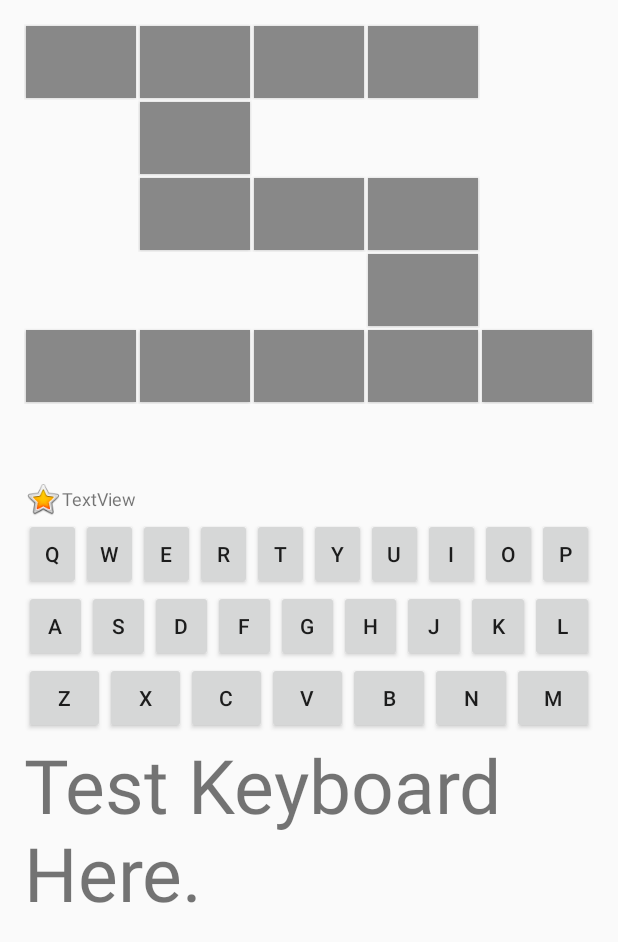
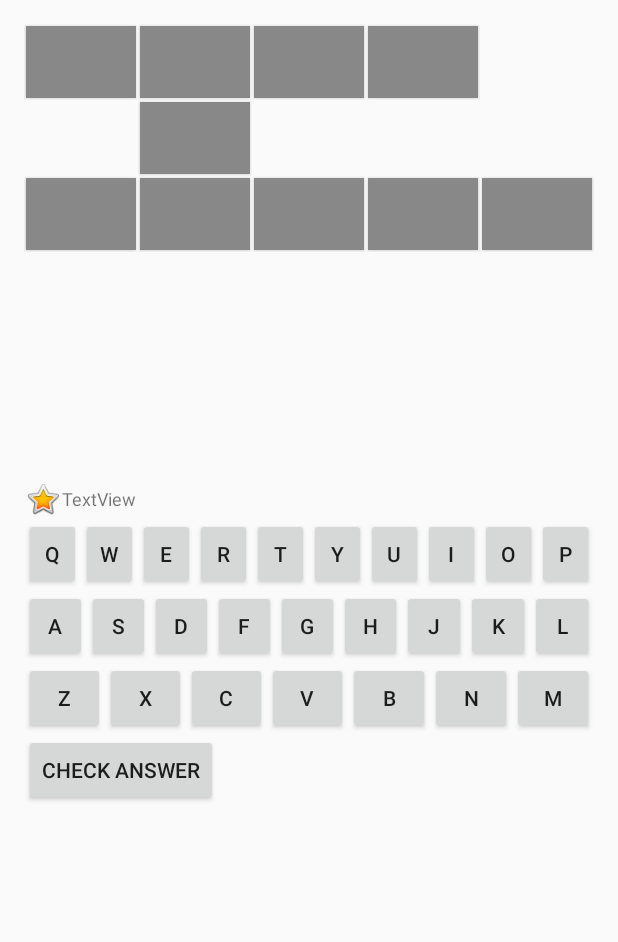
Before and after one commit to nguyenson2012/project_demo_android, an Android app: the screen it shows after launch (MainActivity), on a phone screen of 412 x 824 dp. Shown: the top 942 px of the screen. Run offline under Robolectric (Android 15) with nearby library versions, the phone set to English and light mode, and no system bars.

Commit message:
add checkAnswer function

```diff
--- a/app/src/main/java/com/example/asus/projectdemo/MainActivity.java
+++ b/app/src/main/java/com/example/asus/projectdemo/MainActivity.java
@@ -11,6 +11,7 @@ import android.widget.Button;
 import android.widget.GridView;
 import android.widget.ImageView;
 import android.widget.TextView;
+import android.widget.Toast;
 
 public class MainActivity extends Activity {
     public static final int NUM_OF_COLLUMN = 5;
@@ -24,7 +25,7 @@ public class MainActivity extends Activity {
     private WordObjectsManager objManger = WordObjectsManager.getInstance();
     private GridviewAdapter adapter;
 
-    private TextView testKeyboard;
+    private Button btCheckAnswer;
     @Override
     protected void onCreate(Bundle savedInstanceState) {
         super.onCreate(savedInstanceState);
@@ -39,16 +40,19 @@ public class MainActivity extends Activity {
 
         setupKeyboard();
         setOnTouchKeyboard();
-        testKeyboard = (TextView)findViewById(R.id.testKeyboard);
-        testKeyboard.setOnClickListener(new View.OnClickListener() {
+
+        txtView_question = (TextView)findViewById(R.id.textViewQuestion);
+        imgView_question = (ImageView)findViewById(R.id.imageView);
+        btCheckAnswer=(Button)findViewById(R.id.btcheckAnswer);
+        btCheckAnswer.setOnClickListener(new View.OnClickListener() {
             @Override
-            public void onClick(View view) {
-                testKeyboard.setText("");
+            public void onClick(View v) {
+                if(checkAnswer())
+                    Toast.makeText(getApplicationContext(),"You Win",Toast.LENGTH_SHORT).show();
+                else
+                    Toast.makeText(getApplicationContext(),"You Lose",Toast.LENGTH_SHORT).show();
             }
         });
-
-        txtView_question = (TextView)findViewById(R.id.textView);
-        imgView_question = (ImageView)findViewById(R.id.imageView);
 
     }
 
@@ -97,7 +101,7 @@ public class MainActivity extends Activity {
         kbtn.button.setOnClickListener(new View.OnClickListener() {
             @Override
             public void onClick(View view) {
-                testKeyboard.setText(testKeyboard.getText() + kbtn.key);
+                txtView_question.setText(txtView_question.getText() + kbtn.key);
                 try {
                     gridViewData[WordObject.getClickedPositionX()][WordObject.getClickedPositionY()]=kbtn.key;
                     adapter.nextClickedPosition();
@@ -113,11 +117,9 @@ public class MainActivity extends Activity {
 
     private void initializeQuestion()
     {
-        objManger.add(new WordObject(0,0,"Test Question 1","aaa1",WordObject.HORIZONTAL));
-        objManger.add(new WordObject(3,2,"Test Question 2","bb2",WordObject.VERTICAL));
-        objManger.add(new WordObject(0,4,"Test Question 3","cccc3",WordObject.HORIZONTAL));
-        objManger.add(new WordObject(1,2,"Test Question 1","zz4",WordObject.HORIZONTAL));
-        objManger.add(new WordObject(1,0,"Test Question 1","pp4",WordObject.VERTICAL));
+        objManger.add(new WordObject(0,0,"I am ...... a book","READ",WordObject.HORIZONTAL));
+        objManger.add(new WordObject(0,2,"..... up!","STAND",WordObject.HORIZONTAL));
+        objManger.add(new WordObject(1, 0, "I ... a humberger", "EAT", WordObject.VERTICAL));
     }
     private void setupGridView()
     {
@@ -140,6 +142,29 @@ public class MainActivity extends Activity {
                 }
             }
         }
+    }
+    private boolean checkAnswer(){
+        boolean checkAnswer=true;
+        for(WordObject question:objManger.getObjectArrayList()){
+            String answer="";
+            int firstX=question.startX;
+            int firstY=question.startY;
+            if(question.getOrientation()==WordObject.HORIZONTAL){
+                for(int i=0;i<question.getResult().length();i++){
+                    answer=answer.concat(gridViewData[firstX+i][firstY]);
+                }
+                if(!answer.equals(question.getResult()))
+                    checkAnswer=false;
+            }else {
+                for(int i=0;i<question.getResult().length();i++){
+                    answer=answer.concat(gridViewData[firstX][firstY+i]);
+                }
+                if(!answer.equals(question.getResult()))
+                    checkAnswer=false;
+            }
+
+        }
+        return checkAnswer;
     }
     @Override
     public boolean onCreateOptionsMenu(Menu menu) {
--- a/app/src/main/res/layout/activity_main.xml
+++ b/app/src/main/res/layout/activity_main.xml
@@ -29,7 +29,7 @@
             android:src="@android:drawable/btn_star_big_on"/>
 
         <TextView
-            android:id="@+id/textView"
+            android:id="@+id/textViewQuestion"
             android:layout_gravity="center"
             android:layout_width="match_parent"
             android:layout_height="wrap_content"
@@ -221,10 +221,9 @@
         </LinearLayout>
     </LinearLayout>
 
-    <TextView
+    <Button
+        android:id="@+id/btcheckAnswer"
         android:layout_width="wrap_content"
         android:layout_height="wrap_content"
-        android:textSize="50dp"
-        android:text="Test Keyboard Here."
-        android:id="@+id/testKeyboard"/>
+        android:text="@string/check_answer"/>
 </LinearLayout>
--- a/app/src/main/res/values/strings.xml
+++ b/app/src/main/res/values/strings.xml
@@ -3,4 +3,5 @@
 
     <string name="hello_world">Hello world!</string>
     <string name="action_settings">Settings</string>
+    <string name="check_answer">Check Answer</string>
 </resources>
```
Also changed, not shown: app/src/main/java/com/example/asus/projectdemo/WordObjectsManager.java (+8 -0 lines), 3 other files.
